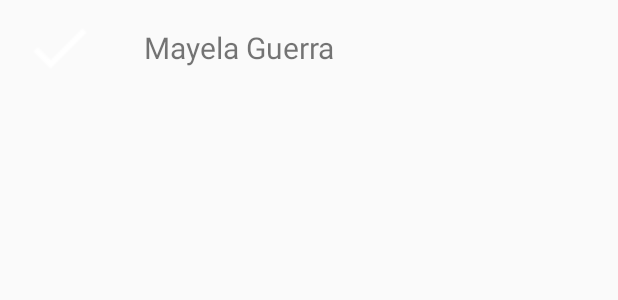
After one commit to yanaApp/android-user, an Android app: the layout item_contacts_adapter.xml on its own in the app's theme, with its tools: preview values and no code run, on a phone screen of 412 x 824 dp. The commit adds this screen. Shown: the top 300 px of the screen. Run offline under Robolectric (Android 15) with nearby library versions, the phone set to English and light mode, and no system bars.

Commit message:
created contact view

```diff
--- a/app/src/main/java/com/icaboalo/yana/ui/fragment/ActionPlanFragment.java
+++ b/app/src/main/java/com/icaboalo/yana/ui/fragment/ActionPlanFragment.java
@@ -5,6 +5,7 @@ import android.support.annotation.Nullable;
 import android.support.v4.app.Fragment;
 import android.support.v7.widget.LinearLayoutManager;
 import android.support.v7.widget.RecyclerView;
+import android.support.v7.widget.helper.ItemTouchHelper;
 import android.util.Log;
 import android.view.LayoutInflater;
 import android.view.View;
@@ -57,7 +58,7 @@ public class ActionPlanFragment extends Fragment {
     }
 
     void setUpActivityRecycler(final ArrayList<ActivityModel> activityList){
-        ActivityRecyclerAdapter activityRecyclerAdapter = new ActivityRecyclerAdapter(getActivity(), activityList, new OnViewHolderClick() {
+        final ActivityRecyclerAdapter activityRecyclerAdapter = new ActivityRecyclerAdapter(getActivity(), activityList, new OnViewHolderClick() {
             @Override
             public void onClick(View view, int position) {
                 ActivityModel activity = activityList.get(position);
--- /dev/null
+++ b/app/src/main/res/layout/item_contacts_adapter.xml
@@ -0,0 +1,24 @@
+<?xml version="1.0" encoding="utf-8"?>
+<LinearLayout xmlns:android="http://schemas.android.com/apk/res/android"
+    android:layout_width="match_parent"
+    android:layout_height="64dp"
+    android:gravity="center_vertical"
+    android:paddingLeft="16dp"
+    android:paddingStart="16dp"
+    android:orientation="horizontal">
+
+    <ImageView
+        android:id="@+id/is_validated"
+        android:src="@drawable/ic_done_white_24dp"
+        android:layout_width="48dp"
+        android:layout_height="48dp" />
+
+    <TextView
+        android:id="@+id/contact_name"
+        android:layout_marginLeft="32dp"
+        android:textSize="20sp"
+        android:text="Mayela Guerra"
+        android:layout_width="wrap_content"
+        android:layout_height="wrap_content" />
+
+</LinearLayout>
```
Also changed, not shown: app/src/main/java/com/icaboalo/yana/ui/adapter/ItemTouchHelperAdapter.java (added, +7 -0 lines), app/src/main/res/layout/fragment_contacts.xml (added, +14 -0 lines).
